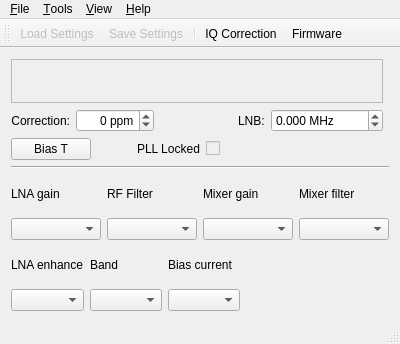
csete/qthid, file mainwindow.ui: the form before one commit.
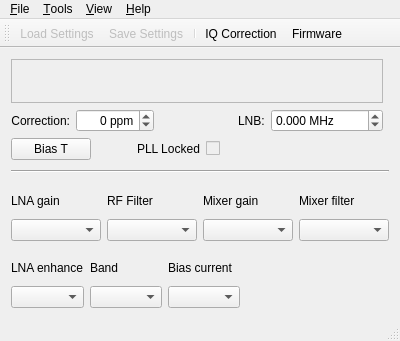
The form after the commit. Icons and pictures are not drawn. Custom widgets are drawn as their Qt base class.

Commit message: Tweak widget spacing in the main window.

Diff of the .ui file:
```diff
--- a/mainwindow.ui
+++ b/mainwindow.ui
@@ -7,7 +7,7 @@
     <x>0</x>
     <y>0</y>
     <width>400</width>
-    <height>344</height>
+    <height>341</height>
    </rect>
   </property>
   <property name="windowTitle">
@@ -22,6 +22,9 @@
   </property>
   <widget class="QWidget" name="centralWidget">
    <layout class="QVBoxLayout" name="verticalLayout_2">
+    <property name="spacing">
+     <number>10</number>
+    </property>
     <item>
      <layout class="QHBoxLayout" name="horizontalLayout_4">
       <item>
@@ -257,6 +260,9 @@
     </item>
     <item>
      <layout class="QGridLayout" name="gridLayout_4">
+      <property name="verticalSpacing">
+       <number>0</number>
+      </property>
       <item row="0" column="0">
        <widget class="QLabel" name="labelLNAGain">
         <property name="sizePolicy">
@@ -318,6 +324,9 @@
      <layout class="QHBoxLayout" name="horizontalLayout_2">
       <item>
        <layout class="QGridLayout" name="gridLayout_3">
+        <property name="verticalSpacing">
+         <number>1</number>
+        </property>
         <item row="0" column="1">
          <widget class="QLabel" name="labelBand">
           <property name="text">
```
